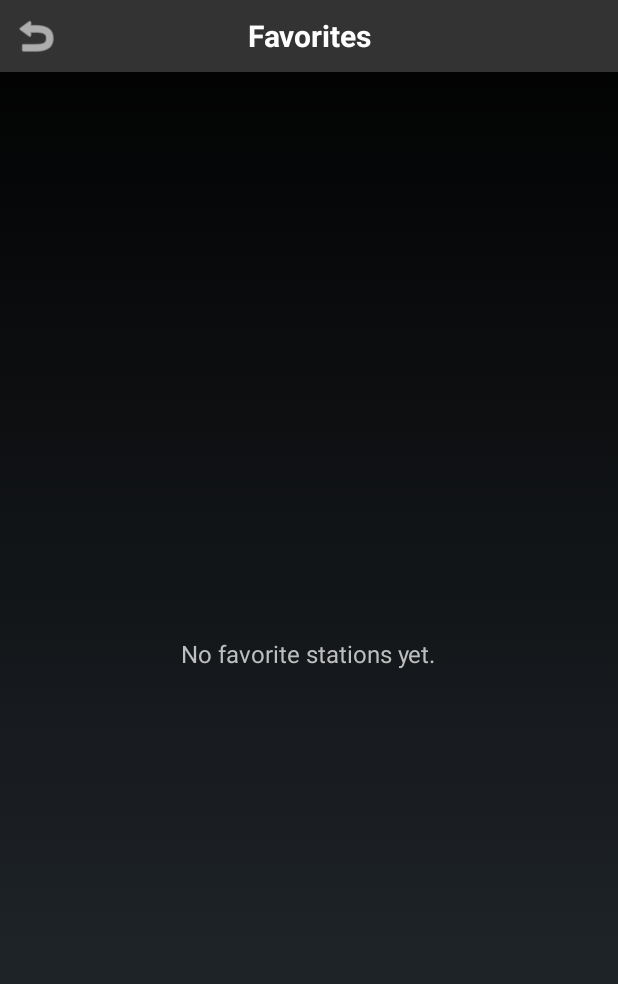
After one commit to laetuz/Orpheum-Legacy, an Android app: the FavoritesActivity screen opened directly, with no data from a screen before it, on a phone screen of 412 x 824 dp. The commit adds this screen. Shown: the top 984 px of the screen. Run offline under Robolectric (Android 15) with nearby library versions, the phone set to English and light mode, and no system bars; libraries missing offline, so code that uses them is left out: com.nostra13.universalimageloader.

Commit message:
feat(1.4.2): Added favorite radio stations with a favorites screen.

```diff
--- a/app/build.gradle
+++ b/app/build.gradle
@@ -12,8 +12,8 @@ android {
         applicationId "id.neotica.orpheum"
         minSdkVersion 3
         targetSdkVersion 21
-        versionCode 9
-        versionName "1.4.1"
+        versionCode 10
+        versionName "1.4.2"
         testInstrumentationRunner "android.test.InstrumentationTestRunner"
 
         buildConfigField "String", "BASE_URL", properties.getProperty("BASE_URL", "\"http://fallback.url\"")
--- a/app/src/main/AndroidManifest.xml
+++ b/app/src/main/AndroidManifest.xml
@@ -29,6 +29,7 @@
         <activity android:name=".feature.albumdetail.ui.AlbumDetailActivity" />
         <activity android:name=".feature.downloads.ui.DownloadsActivity" />
         <activity android:name=".feature.radio.ui.RadioActivity" />
+        <activity android:name=".feature.radio.ui.FavoritesActivity" />
         <activity android:name=".feature.player.ui.PlayerActivity" />
 
         <service
--- /dev/null
+++ b/app/src/main/java/id/neotica/orpheum/feature/radio/ui/FavoritesActivity.java
@@ -0,0 +1,135 @@
+package id.neotica.orpheum.feature.radio.ui;
+
+import android.app.Activity;
+import android.app.AlertDialog;
+import android.content.Context;
+import android.content.DialogInterface;
+import android.os.Bundle;
+import android.view.ContextThemeWrapper;
+import android.view.View;
+import android.widget.AdapterView;
+import android.widget.ListView;
+import android.widget.Toast;
+
+import java.util.ArrayList;
+import java.util.List;
+
+import id.neotica.orpheum.R;
+import id.neotica.orpheum.feature.radio.FavoriteStationStore;
+import id.neotica.orpheum.feature.radio.contract.RadioView;
+import id.neotica.orpheum.feature.radio.domain.RadioItem;
+import id.neotica.orpheum.feature.radio.presenter.RadioPresenter;
+import id.neotica.orpheum.ui.components.NowPlayingBarHelper;
+import id.neotica.orpheum.utils.CrashCatcher;
+import id.neotica.orpheum.utils.TopBarHelper;
+
+public class FavoritesActivity extends Activity implements RadioView {
+
+    private ListView listView;
+    private View emptyView;
+    private RadioAdapter adapter;
+    private RadioPresenter presenter;
+    private final ArrayList<RadioItem> favorites = new ArrayList<RadioItem>();
+
+    @Override
+    protected void onCreate(Bundle savedInstanceState) {
+        super.onCreate(savedInstanceState);
+        CrashCatcher.init(getApplicationContext());
+        setContentView(R.layout.activity_favorites);
+        CrashCatcher.showCrashLogIfAny(this);
+
+        TopBarHelper.setup(this, getString(R.string.radio_favorites_title), true);
+
+        presenter = new RadioPresenter(this);
+        presenter.attach(this);
+
+        listView = (ListView) findViewById(R.id.lv_favorites);
+        emptyView = findViewById(R.id.tv_favorites_empty);
+
+        adapter = new RadioAdapter(this, favorites);
+        listView.setAdapter(adapter);
+
+        listView.setOnItemClickListener(new AdapterView.OnItemClickListener() {
+            @Override
+            public void onItemClick(AdapterView<?> parent, View view, int position, long id) {
+                RadioItem item = adapter.getItem(position);
+                if (item != null) {
+                    presenter.tune(item);
+                }
+            }
+        });
+
+        listView.setOnItemLongClickListener(new AdapterView.OnItemLongClickListener() {
+            @Override
+            public boolean onItemLongClick(AdapterView<?> parent, View view, int position, long id) {
+                RadioItem item = adapter.getItem(position);
+                if (item != null) {
+                    confirmRemove(item);
+                    return true;
+                }
+                return false;
+            }
+        });
+
+        NowPlayingBarHelper.setup(this);
+
+        reload();
+    }
+
+    @Override
+    protected void onResume() {
+        super.onResume();
+        reload();
+        NowPlayingBarHelper.refresh(this);
+    }
+
+    private void reload() {
+        List<RadioItem> items = FavoriteStationStore.getAll();
+        favorites.clear();
+        favorites.addAll(items);
+        adapter.notifyDataSetChanged();
+
+        boolean empty = favorites.isEmpty();
+        emptyView.setVisibility(empty ? View.VISIBLE : View.GONE);
+        listView.setVisibility(empty ? View.GONE : View.VISIBLE);
+    }
+
+    private void confirmRemove(final RadioItem item) {
+        AlertDialog.Builder builder = new AlertDialog.Builder(
+                new ContextThemeWrapper(this, R.style.AppDialogTheme));
+        builder.setTitle(R.string.radio_favorite_remove);
+        builder.setMessage(getString(R.string.radio_favorite_remove_confirm, item.name));
+        builder.setPositiveButton(R.string.common_remove, new DialogInterface.OnClickListener() {
+            @Override
+            public void onClick(DialogInterface dialog, int which) {
+                FavoriteStationStore.remove(item.guideId);
+                reload();
+            }
+        });
+        builder.setNegativeButton(R.string.common_cancel, null);
+        builder.show();
+    }
+
+    @Override
+    public void renderItems(List<RadioItem> items) {
+        // Favorites are loaded from the local store, not the TuneIn API.
+    }
+
+    @Override
+    public void playStation(RadioItem station, String streamUrl) {
+        RadioPlaybackHelper.play(this, station, streamUrl);
+    }
+
+    @Override
+    public void showError(String message) {
+        Toast.makeText(this, message, Toast.LENGTH_LONG).show();
+    }
+
+    @Override
+    protected void onDestroy() {
+        if (presenter != null) {
+            presenter.detach();
+        }
+        super.onDestroy();
+    }
+}
--- /dev/null
+++ b/app/src/main/res/layout/activity_favorites.xml
@@ -0,0 +1,34 @@
+<?xml version="1.0" encoding="utf-8"?>
+<LinearLayout xmlns:android="http://schemas.android.com/apk/res/android"
+    android:orientation="vertical"
+    android:layout_width="match_parent"
+    android:layout_height="match_parent">
+
+    <include layout="@layout/top_bar" />
+
+    <FrameLayout
+        android:layout_width="match_parent"
+        android:layout_height="0dp"
+        android:layout_weight="1">
+
+        <ListView
+            android:id="@+id/lv_favorites"
+            android:layout_width="match_parent"
+            android:layout_height="match_parent"
+            android:divider="@color/primary_dark_material_dark"
+            android:dividerHeight="1dp" />
+
+        <TextView
+            android:id="@+id/tv_favorites_empty"
+            android:layout_width="wrap_content"
+            android:layout_height="wrap_content"
+            android:layout_gravity="center"
+            android:visibility="gone"
+            android:text="@string/radio_favorites_empty"
+            android:textSize="16sp" />
+
+    </FrameLayout>
+
+    <include layout="@layout/now_playing_bar" />
+
+</LinearLayout>
--- a/app/src/main/res/values/strings.xml
+++ b/app/src/main/res/values/strings.xml
@@ -59,6 +59,13 @@
     <string name="radio_unavailable">Station unavailable. Try another.</string>
     <string name="radio_no_results">No stations found.</string>
     <string name="radio_powered_by">Powered by TuneIn</string>
+    <string name="radio_favorites_title">Favorites</string>
+    <string name="radio_favorite_added">Added to favorites</string>
+    <string name="radio_favorite_removed">Removed from favorites</string>
+    <string name="radio_favorites_empty">No favorite stations yet.</string>
+    <string name="radio_favorite_remove">Remove favorite</string>
+    <string name="radio_favorite_remove_confirm">Remove %1$s from favorites?</string>
+    <string name="common_remove">Remove</string>
 
     <!-- Errors -->
     <string name="common_error_enter_username">Enter username</string>
--- a/app/src/main/res/values/styles.xml
+++ b/app/src/main/res/values/styles.xml
@@ -2,4 +2,8 @@
 
     <style name="AppTheme" parent="@android:style/Theme.NoTitleBar" />
 
+    <style name="AppDialogTheme" parent="@android:style/Theme.Dialog">
+        <item name="android:textColorPrimary">#FFFFFFFF</item>
+    </style>
+
 </resources>
```
Also changed, not shown: app/src/main/java/id/neotica/orpheum/feature/radio/FavoriteStationStore.java (added, +185 -0 lines), app/src/main/java/id/neotica/orpheum/feature/radio/ui/RadioActivity.java (+28 -11 lines), app/src/main/java/id/neotica/orpheum/feature/radio/ui/RadioAdapter.java (+7 -0 lines), app/src/main/java/id/neotica/orpheum/feature/radio/ui/RadioPlaybackHelper.java (added, +33 -0 lines), app/src/main/res/layout/item_radio.xml (+8 -0 lines), 1 other file.
